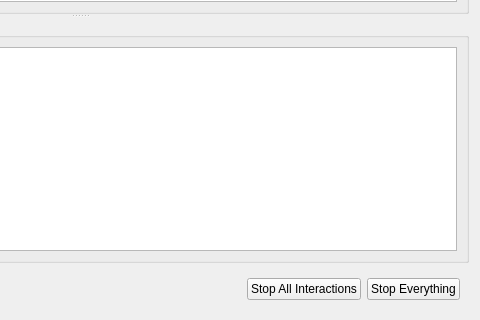
robotics-in-concert/rocon_qt_gui, file rocon_remocon/ui/interactions_chooser.ui: the form before one commit; both pictures show x 320 to 800 and y 280 to 600 of the 800 by 600 pixel window.
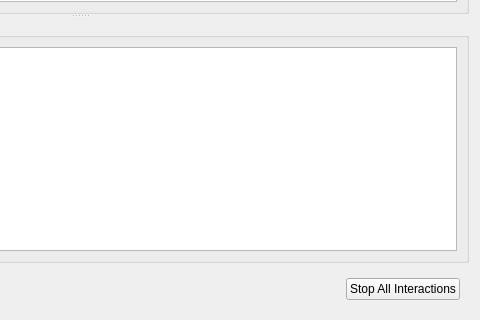
The form after the commit.

Patch:
```diff
--- a/rocon_remocon/ui/interactions_chooser.ui
+++ b/rocon_remocon/ui/interactions_chooser.ui
@@ -136,13 +136,6 @@
         </property>
        </widget>
       </item>
-      <item>
-       <widget class="QPushButton" name="button_stop_everything">
-        <property name="text">
-         <string>Stop Everything</string>
-        </property>
-       </widget>
-      </item>
      </layout>
     </widget>
    </item>
```
Left out of the diff: 18 changed lines with no effect on the pictures.
